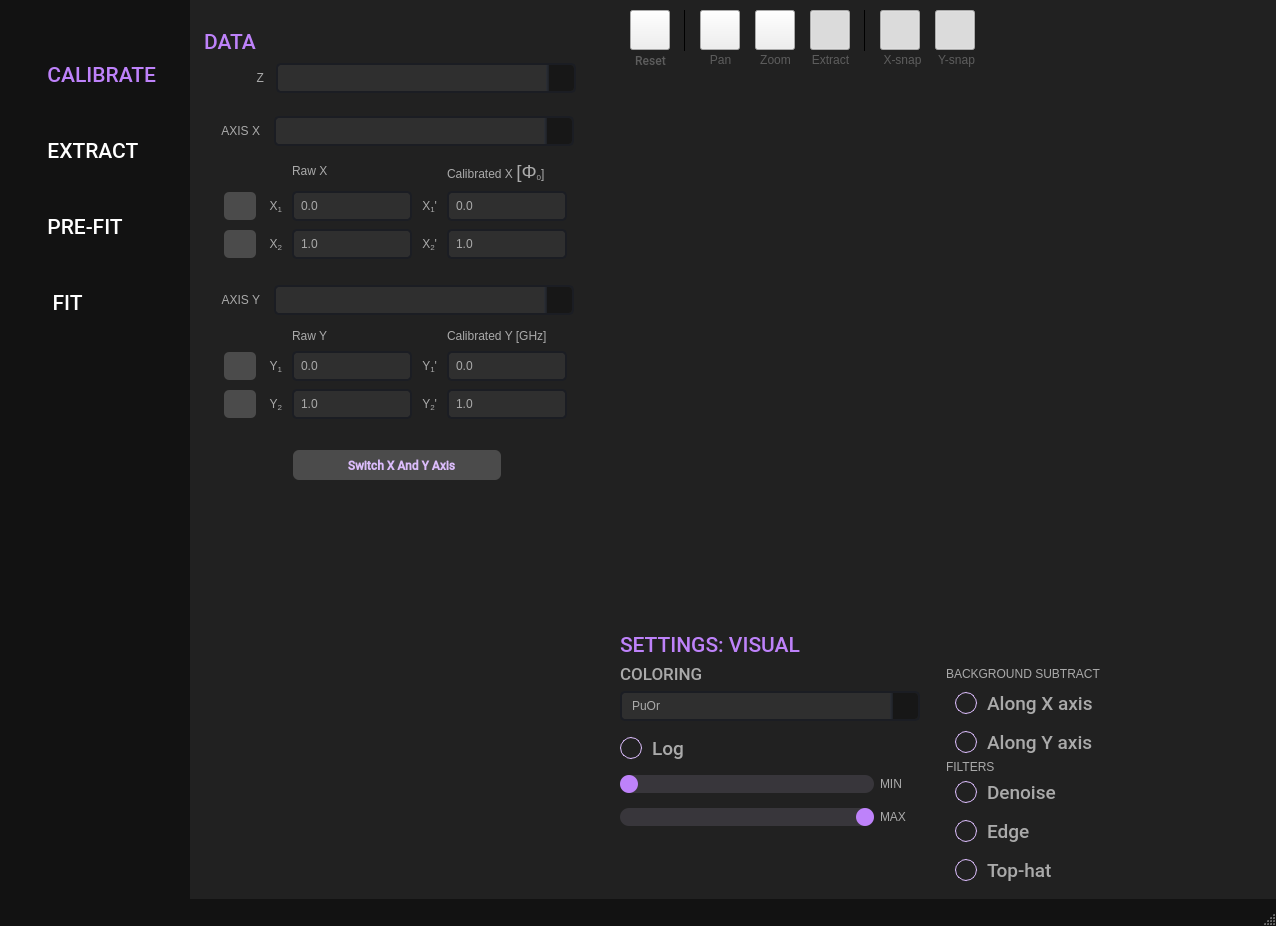
This is resources/ui_window.ui in scqubits/qfit as Qt 5 draws it before an edit. The edited form follows.
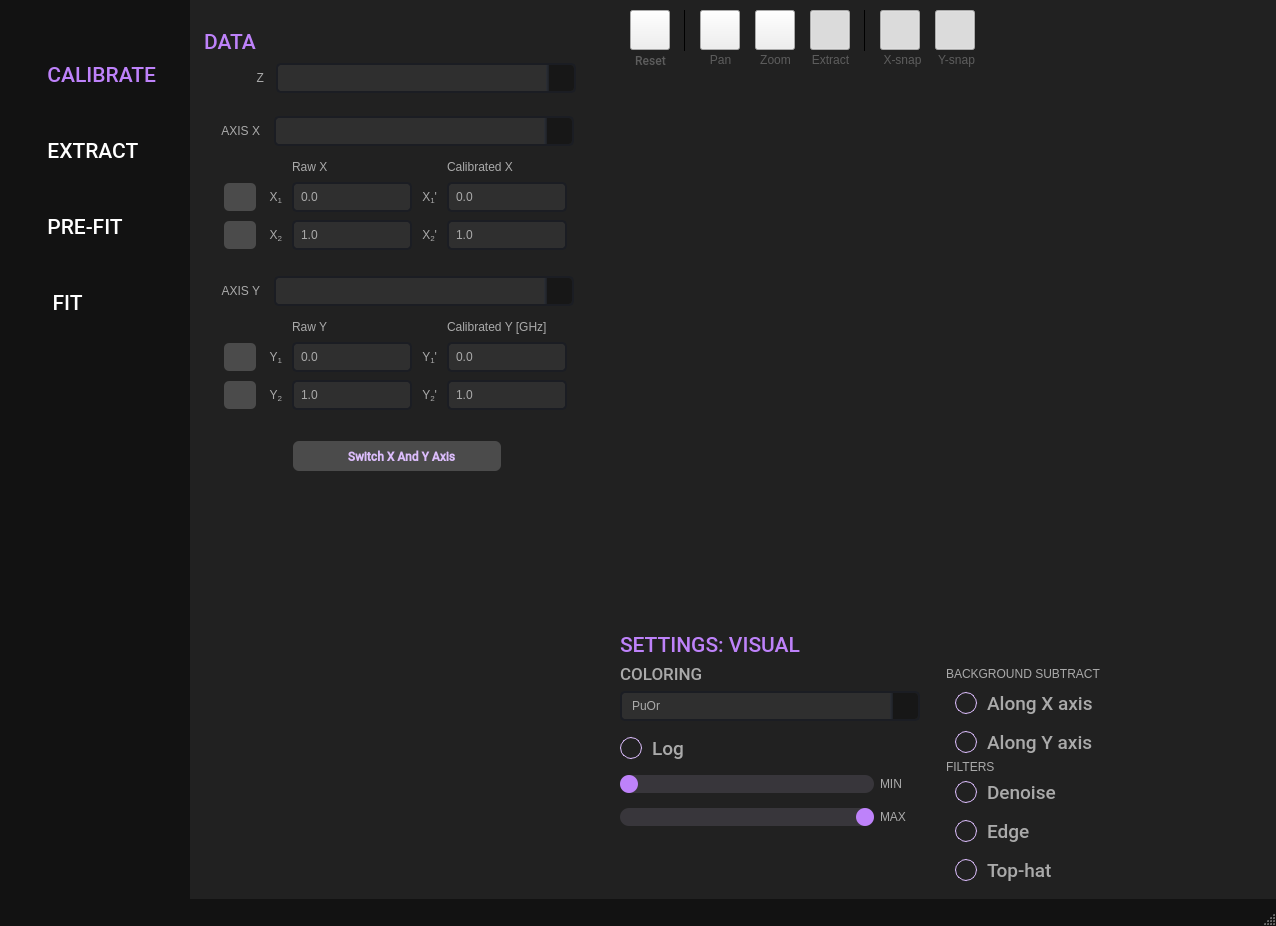
This is the edited form. The open tabs and pages were chosen to show the change. Icons and pictures are not drawn. Custom widgets are drawn as their Qt base class.

```diff
--- a/resources/ui_window.ui
+++ b/resources/ui_window.ui
@@ -1108,7 +1108,7 @@
                     </sizepolicy>
                    </property>
                    <property name="text">
-                    <string>&lt;html&gt;&lt;head/&gt;&lt;body&gt;&lt;p&gt;Calibrated X &lt;span style=&quot; font-size:14pt;&quot;&gt;[Φ&lt;/span&gt;&lt;span style=&quot; vertical-align:sub;&quot;&gt;0&lt;/span&gt;]&lt;/p&gt;&lt;/body&gt;&lt;/html&gt;</string>
+                    <string>&lt;html&gt;&lt;head/&gt;&lt;body&gt;&lt;p&gt;Calibrated X&lt;/p&gt;&lt;/body&gt;&lt;/html&gt;</string>
                    </property>
                    <property name="alignment">
                     <set>Qt::AlignLeading|Qt::AlignLeft|Qt::AlignVCenter</set>
```
Left out of the diff: 4824 changed lines with no effect on the pictures.
